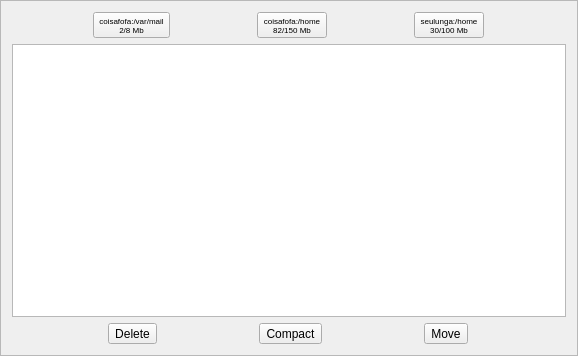
First picture: the form in gat/src/guardians/gui/disk.ui, repository matheusgr/guardians, before the edit.
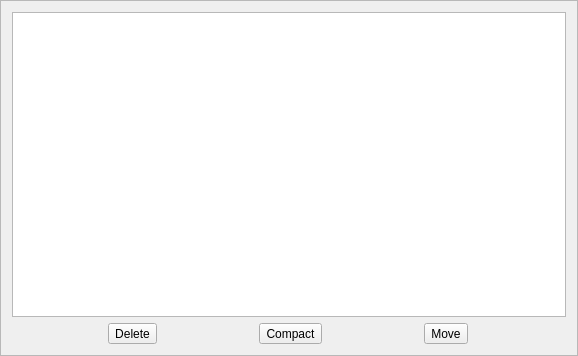
Second picture: the form after the edit.

Commit message: Removed prototype buttons.

```diff
--- a/gat/src/guardians/gui/disk.ui
+++ b/gat/src/guardians/gui/disk.ui
@@ -20,47 +20,7 @@
   </property>
   <layout class="QVBoxLayout" name="verticalLayout" >
    <item>
-    <layout class="QHBoxLayout" name="quotaLayout" >
-     <item>
-      <widget class="QToolButton" name="toolButton_5" >
-       <property name="font" >
-        <font>
-         <pointsize>6</pointsize>
-        </font>
-       </property>
-       <property name="text" >
-        <string>coisafofa:/var/mail
-2/8 Mb</string>
-       </property>
-      </widget>
-     </item>
-     <item>
-      <widget class="QToolButton" name="toolButton_4" >
-       <property name="font" >
-        <font>
-         <pointsize>6</pointsize>
-        </font>
-       </property>
-       <property name="text" >
-        <string>coisafofa:/home
-82/150 Mb</string>
-       </property>
-      </widget>
-     </item>
-     <item>
-      <widget class="QToolButton" name="toolButton_6" >
-       <property name="font" >
-        <font>
-         <pointsize>6</pointsize>
-        </font>
-       </property>
-       <property name="text" >
-        <string>seulunga:/home
-30/100 Mb</string>
-       </property>
-      </widget>
-     </item>
-    </layout>
+    <layout class="QHBoxLayout" name="quotaLayout"/>
    </item>
    <item>
     <layout class="QVBoxLayout" name="verticalLayout_2" >
```
Left out of the diff: 37 changed lines with no effect on the pictures.
